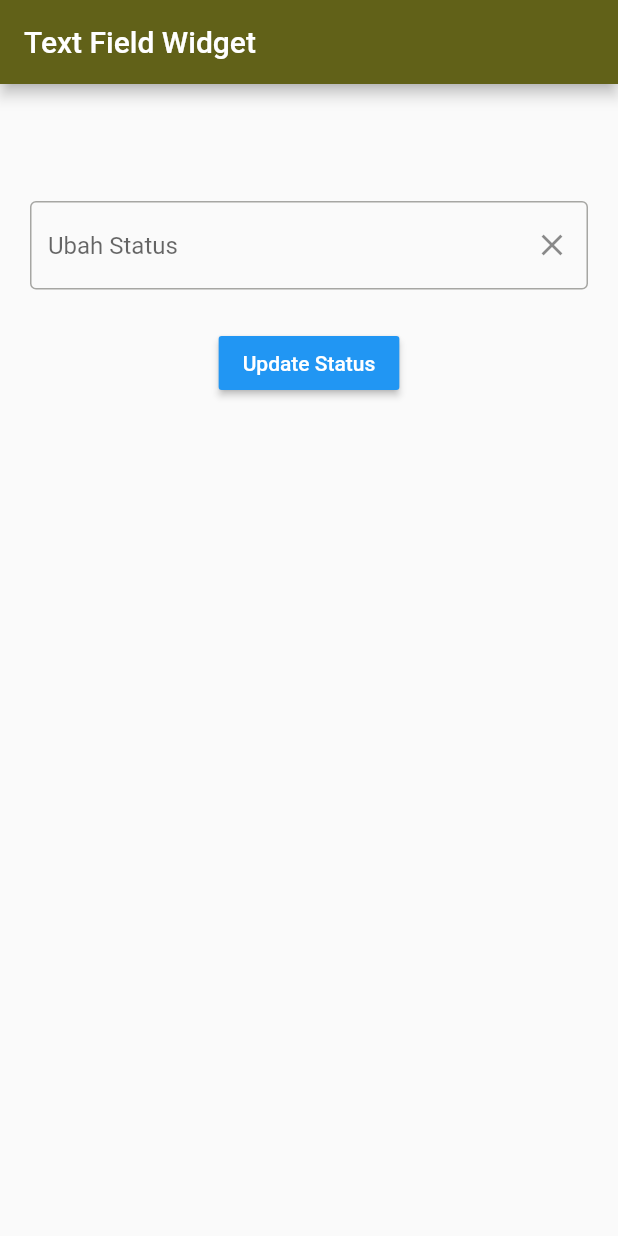
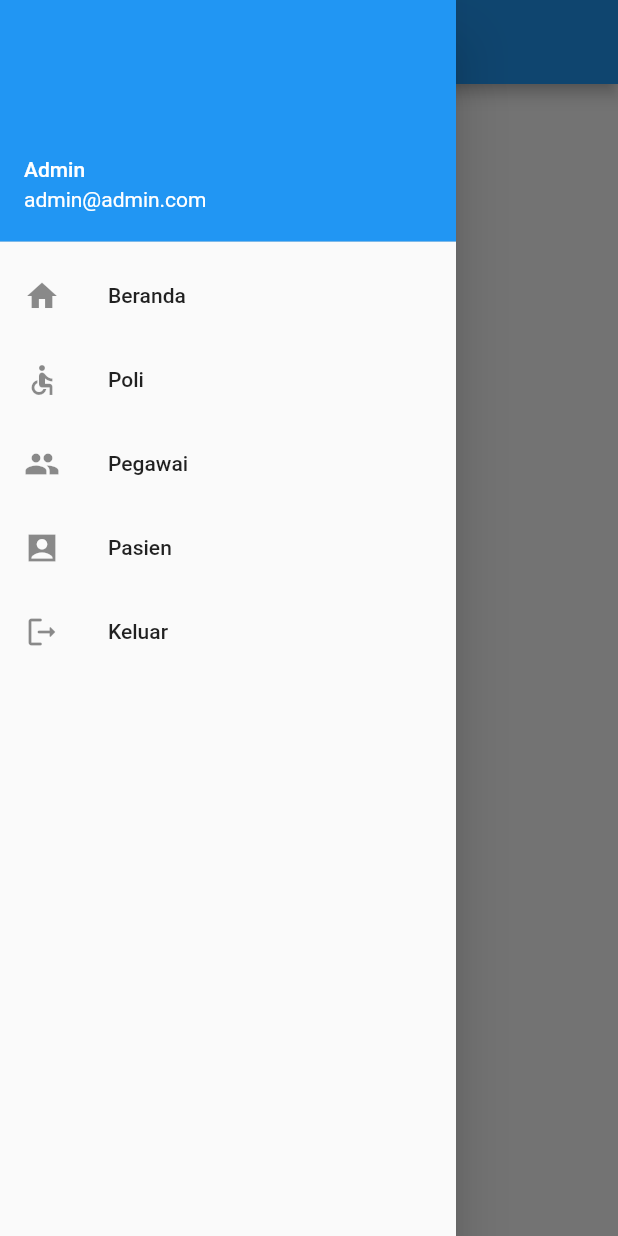
Before and after one commit to zahwasakti/Flutter-Basic, a Flutter app: the screen it shows after launch, with the side drawer open (before the commit the screen has no drawer), on a phone screen of 412 x 824 dp. Run offline on Flutter 3.47's test engine with Material 2 defaults, Android fonts, the phone set to English and light mode, and no system bars.

Commit message:
update fitur

```diff
--- a/flutter_project_1/lib/main.dart
+++ b/flutter_project_1/lib/main.dart
@@ -1,31 +1,19 @@
 import 'package:flutter/material.dart';
-//import 'package:flutter_project_1/widget/widget1.dart';
-// import 'package:flutter_project_1/widget/widget2.dart';
-import 'package:flutter_project_1/widget/widget3.dart';
-
-//Flutter Project Zahwa
+import 'ui/beranda.dart';
 
 void main() {
 runApp(const MyApp());
 }
 
-// main page, untuk mengatur tittle dan upper bar
 class MyApp extends StatelessWidget {
 const MyApp({super.key});
 
-  // This widget is the root of your application.
 @override
 Widget build(BuildContext context) {
-    return MaterialApp(
-      debugShowCheckedModeBanner: false, //menghilangkan banner demo
-      title: 'Aplikasi 1',
-      theme: ThemeData(
-        colorScheme: ColorScheme.fromSeed(seedColor: Colors.yellowAccent),
-        useMaterial3: false,
-      ),
-      home: MyWidget(),
+return const MaterialApp(
+debugShowCheckedModeBanner: false,
+title: 'Klinik',
+home: Beranda(),
 );
 }
 }
-
-// isi aplikasi
--- /dev/null
+++ b/flutter_project_1/lib/model/poli.dart
@@ -0,0 +1,6 @@
+class Poli {
+String? id;
+String namaPoli;
+
+Poli({this.id, required this.namaPoli});
+}
--- /dev/null
+++ b/flutter_project_1/lib/ui/beranda.dart
@@ -0,0 +1,18 @@
+import 'package:flutter/material.dart';
+
+import '../widget/sidebar.dart';
+
+class Beranda extends StatelessWidget {
+const Beranda({super.key});
+
+@override
+Widget build(BuildContext context) {
+return Scaffold(
+drawer: Sidebar(),
+appBar: AppBar(title: Text("beranda")),
+body: Center(
+child: Text("Selamat Datang"),
+),
+);
+}
+}
--- /dev/null
+++ b/flutter_project_1/lib/ui/poli_item.dart
@@ -0,0 +1,25 @@
+import 'package:flutter/material.dart';
+import '../model/poli.dart';
+import 'poli_detail.dart';
+
+class PoliItem extends StatelessWidget {
+final Poli poli;
+
+const PoliItem({super.key, required this.poli});
+
+@override
+Widget build(BuildContext context) {
+return GestureDetector(
+child: Card(
+child: ListTile(
+title: Text("${poli.namaPoli}"),
+),
+),
+onTap: () {
+Navigator.push(context,
+MaterialPageRoute(builder: (context) => PoliDetail(poli: poli)));
+
+},
+);
+}
+}
--- /dev/null
+++ b/flutter_project_1/lib/widget/sidebar.dart
@@ -0,0 +1,57 @@
+import 'package:flutter/material.dart';
+import '../ui/beranda.dart';
+import '../ui/login.dart';
+import '../ui/poli_page.dart';
+
+class Sidebar extends StatelessWidget {
+const Sidebar({Key? key}) : super(key: key);
+@override
+Widget build(BuildContext context) {
+return Drawer(
+child: ListView(
+padding: EdgeInsets.zero,
+children: [
+UserAccountsDrawerHeader(
+accountName: Text("Admin"),
+accountEmail: Text("admin@admin.com")),
+ListTile(
+leading: Icon(Icons.home),
+title: Text("Beranda"),
+onTap: () {
+Navigator.push(
+context, MaterialPageRoute(builder: (context) => Beranda()));
+},
+),
+ListTile(
+leading: Icon(Icons.accessible),
+title: Text("Poli"),
+onTap: () {
+Navigator.push(
+context, MaterialPageRoute(builder: (context) => PoliPage()));
+},
+),
+ListTile(
+leading: Icon(Icons.people),
+title: Text("Pegawai"),
+onTap: () {},
+),
+ListTile(
+leading: Icon(Icons.account_box_sharp),
+title: Text("Pasien"),
+onTap: () {},
+),
+ListTile(
+leading: Icon(Icons.logout_rounded),
+title: Text("Keluar"),
+onTap: () {
+Navigator.pushAndRemoveUntil(
+context,
+MaterialPageRoute(builder: (context) => Login()),
+(Route<dynamic> route) => false);
+ },
+)
+],
+),
+);
+}
+}
--- a/flutter_project_1/lib/widget/widget1.dart
+++ /dev/null
@@ -1,15 +0,0 @@
-import 'package:flutter/material.dart';
-
-class WidgetText extends StatelessWidget {
-  const WidgetText({super.key});
-
-  @override
-  Widget build(BuildContext context) {
-    return Scaffold(
-      appBar: AppBar(title: Text("Aplikasi Satu")),
-      body: Center(child: Text("Halo Flutter",
-      style: TextStyle(fontWeight: FontWeight.w600, fontSize: 24, color: Colors.black))
-      ),
-    );
-  }
-}
--- a/flutter_project_1/lib/widget/widget3.dart
+++ /dev/null
@@ -1,59 +0,0 @@
-import 'package:flutter/material.dart';
-
-class MyWidget extends StatefulWidget {
-  const MyWidget({super.key});
-
-  @override
-  State<MyWidget> createState() => _MyWidgetState();
-}
-
-class _MyWidgetState extends State<MyWidget> {
-
-final _myText = TextEditingController();
-String Status = "";
-
-  @override
-  Widget build(BuildContext context) {
-    return Scaffold(
-      appBar: AppBar
-      (title: const Text("Text Field Widget")),
-      body: Padding(
-        padding: const EdgeInsets.all(20),
-        child: Center(child: Column(children: [
-          SizedBox(
-            height: 15,),
-          Container(
-            child: Text(Status,
-            style: TextStyle(
-              fontSize: 24,
-              fontWeight: FontWeight.w500,
-              fontStyle: FontStyle.italic,
-              color: Colors.green
-            ),),),
-            SizedBox(
-            height: 15,),
-          TextField(
-            controller: _myText,
-            decoration: InputDecoration(
-              hintText: "Ubah Status",
-              border: OutlineInputBorder(),
-              suffixIcon: IconButton(onPressed: (){
-                _myText.clear();
-              }, icon: Icon(Icons.clear))
-            ),
-          ),
-          SizedBox(
-            height: 25,),
-          MaterialButton(
-            onPressed: (){
-              setState(() {
-                Status = _myText.text;
-              });
-            }, color: Colors.blue, child: Text("Update Status", style: TextStyle(color: Colors.white),),)
-        ],
-        ),
-        ),
-      ),
-    );
-  }
-}
```
Also changed, not shown: flutter_project_1/lib/ui/login.dart (added, +70 -0 lines), flutter_project_1/lib/ui/poli_detail.dart (added, +84 -0 lines), flutter_project_1/lib/ui/poli_from.dart (added, +45 -0 lines), flutter_project_1/lib/ui/poli_page.dart (added, +42 -0 lines), flutter_project_1/lib/ui/poli_update_from.dart (added, +56 -0 lines), flutter_project_1/lib/widget/widget2.dart (deleted, +0 -43 lines). Lines whose indentation alone changed are shown as unchanged.
